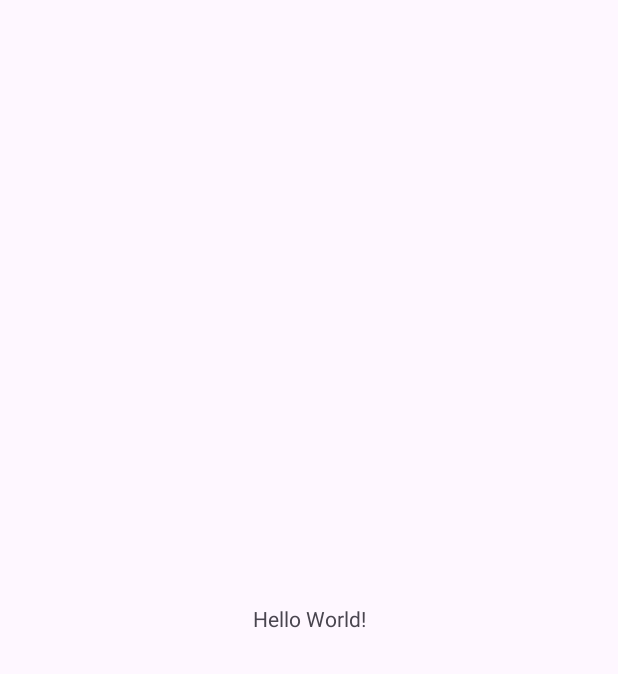
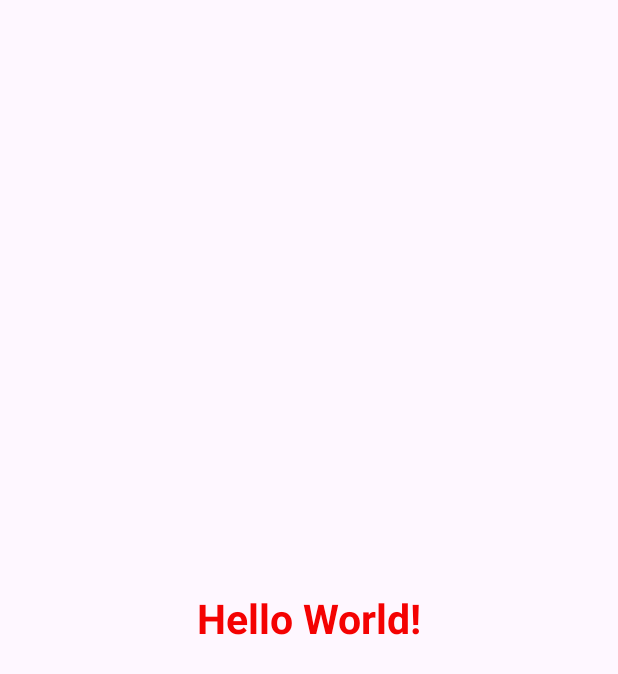
Before and after one commit to KaizokuAbhi/Final-News, an Android app: the screen it shows after launch (MainActivity), on a phone screen of 412 x 824 dp. Before the commit the part shown is almost empty. Shown: the top 674 px of the screen. Run offline under Robolectric (Android 15) with nearby library versions, the phone set to English and light mode, and no system bars.

Commit message:
Textview properties changed in xml

```diff
--- a/app/src/main/res/layout/activity_main.xml
+++ b/app/src/main/res/layout/activity_main.xml
@@ -10,6 +10,9 @@
         android:layout_width="wrap_content"
         android:layout_height="wrap_content"
         android:text="Hello World!"
+        android:textSize="27sp"
+        android:textStyle="bold"
+        android:textColor="#F40202"
         app:layout_constraintBottom_toBottomOf="parent"
         app:layout_constraintEnd_toEndOf="parent"
         app:layout_constraintStart_toStartOf="parent"
```
